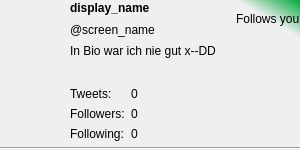
The window that lib/twitrrerr/ui/user_profile.ui (nilsding/twitrrerr) describes before a commit, drawn with Qt 5.
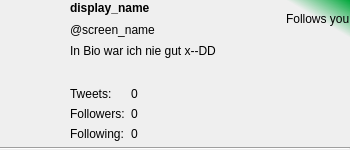
The same window after the commit.

```diff
--- a/lib/twitrrerr/ui/user_profile.ui
+++ b/lib/twitrrerr/ui/user_profile.ui
@@ -6,13 +6,13 @@
    <rect>
     <x>0</x>
     <y>0</y>
-    <width>300</width>
+    <width>350</width>
     <height>150</height>
    </rect>
   </property>
   <property name="minimumSize">
    <size>
-    <width>300</width>
+    <width>350</width>
     <height>150</height>
    </size>
   </property>
```
